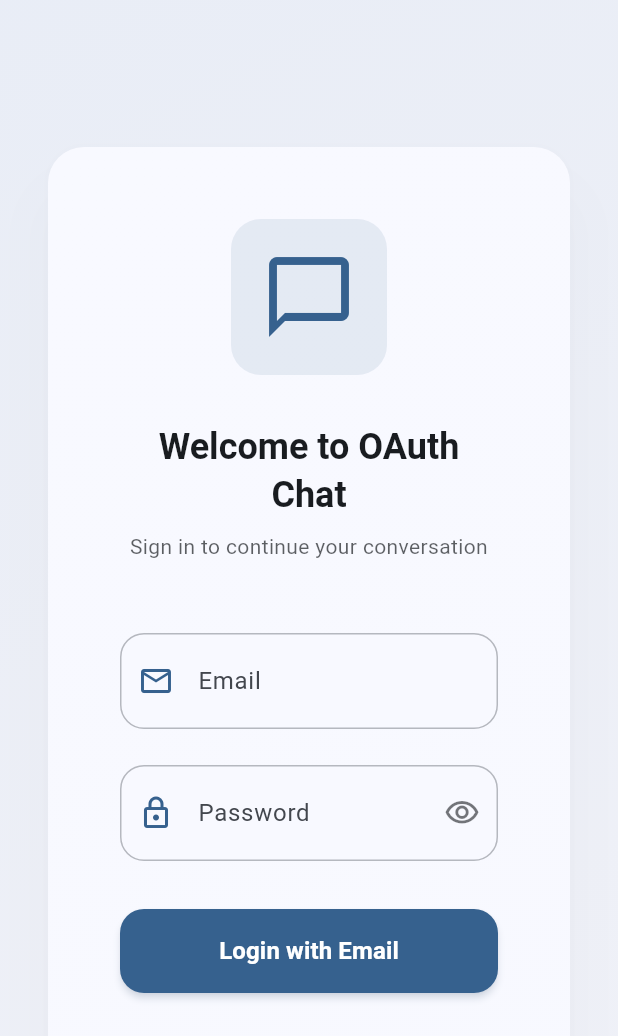
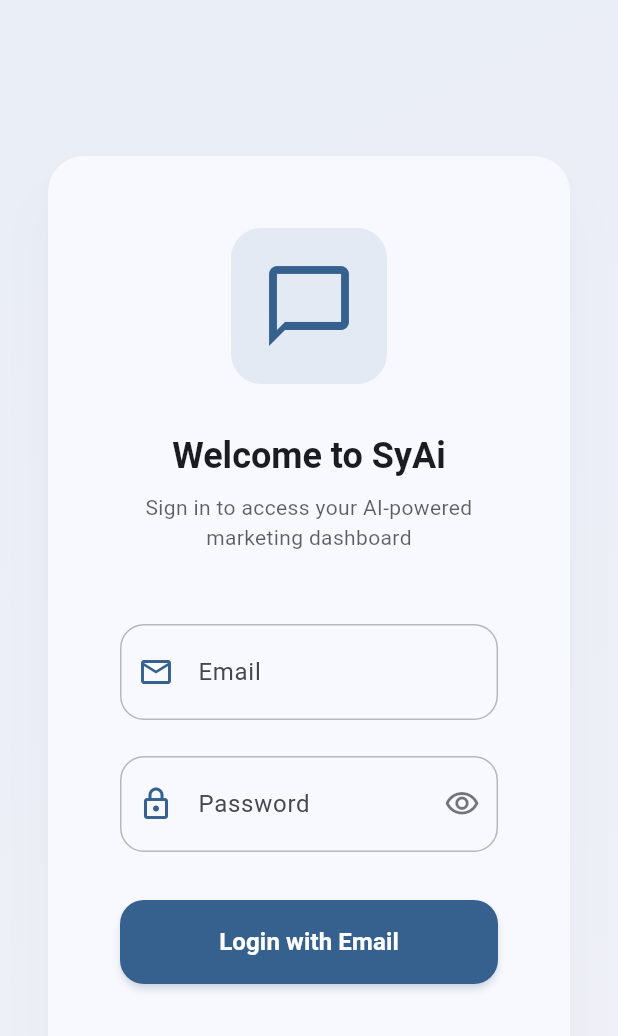
Before and after one commit to Iyass86/syai-staging, a Flutter app: the screen it shows after launch, on a phone screen of 412 x 824 dp. Shown: the top 1036 px of the screen. Run offline on Flutter 3.47's test engine with Material 3 defaults, Android fonts, the phone set to English and light mode, and no system bars; our stand-ins replace data_table_2, dio, fl_chart, flutter_dotenv, get, get_storage and 3 more; missing offline and left inert: excel, flutter_web_auth_2, positioned_scroll_observer, universal_html; accounts and stored records are empty; statements that could not run were skipped.

Commit message:
change name app

```diff
--- a/lib/app/translations/app_translations.dart
+++ b/lib/app/translations/app_translations.dart
@@ -247,7 +247,8 @@ class AppTranslations extends Translations {
     'image_shared': 'Image shared',
 
     // Authentication & Forms
-    'welcome_to_oauth_chat': 'Welcome to OAuth Chat',
+    'welcome_to_oauth_chat': 'Welcome to SyAi',
+    'sign_in_subtitle': 'Sign in to access your AI-powered marketing dashboard',
     'password': 'Password',
     'login_with_email': 'Login with Email',
     'create_account': 'Create an Account',
@@ -558,7 +559,9 @@ class AppTranslations extends Translations {
     'image_shared': 'تم مشاركة الصورة',
 
     // Authentication & Forms
-    'welcome_to_oauth_chat': 'مرحباً بك في OAuth Chat',
+    'welcome_to_oauth_chat': 'مرحباً بك في SyAi',
+    'sign_in_subtitle':
+        'قم بتسجيل الدخول للوصول إلى لوحة التحكم التسويقية المدعومة بالذكاء الاصطناعي',
     'password': 'كلمة المرور',
     'login_with_email': 'تسجيل الدخول بالبريد الإلكتروني',
     'create_account': 'إنشاء حساب',
--- a/lib/app/ui/pages/login_page.dart
+++ b/lib/app/ui/pages/login_page.dart
@@ -90,7 +90,7 @@ class LoginPage extends GetView<LoginController> {
                           ),
                           const SizedBox(height: 8),
                           Text(
-                            'Sign in to continue your conversation',
+                            'sign_in_subtitle'.tr,
                             style: Theme.of(context)
                                 .textTheme
                                 .bodyMedium
--- a/pubspec.yaml
+++ b/pubspec.yaml
@@ -1,5 +1,5 @@
 name: flutter_oauth_chat
-description: A Flutter web app with OAuth 2.0 and real-time chat functionality
+description: SyAi - Revolutionary AI Assistant for Marketing Analytics and Campaign Management
 version: 1.0.0+1
 
 environment:
```
Also changed, not shown: 1 other file.
